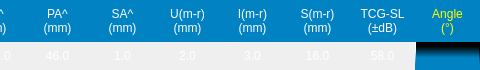
This is ui/menuwidget/topmenu.ui in 15903016222/Voice as Qt 5 draws it before an edit; both pictures show x 206 to 686 and y 0 to 70 of the 686 by 70 pixel window. The edited form follows.
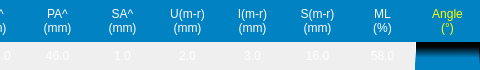
This is the edited form.

Commit message: Updated: 顶部的测量值对话框可以通过飞梭键和确定键快速选择；三级菜单下的测量值对话框在使用确定键时还存在问题；更新了topMenu部分代码；

```diff
--- a/ui/menuwidget/topmenu.ui
+++ b/ui/menuwidget/topmenu.ui
@@ -1273,8 +1273,8 @@
          </palette>
         </property>
         <property name="text">
-         <string>TCG-SL
-(±dB)</string>
+         <string>ML
+(%)</string>
         </property>
         <property name="alignment">
          <set>Qt::AlignCenter</set>
```
The commit also changes 5 other files.
